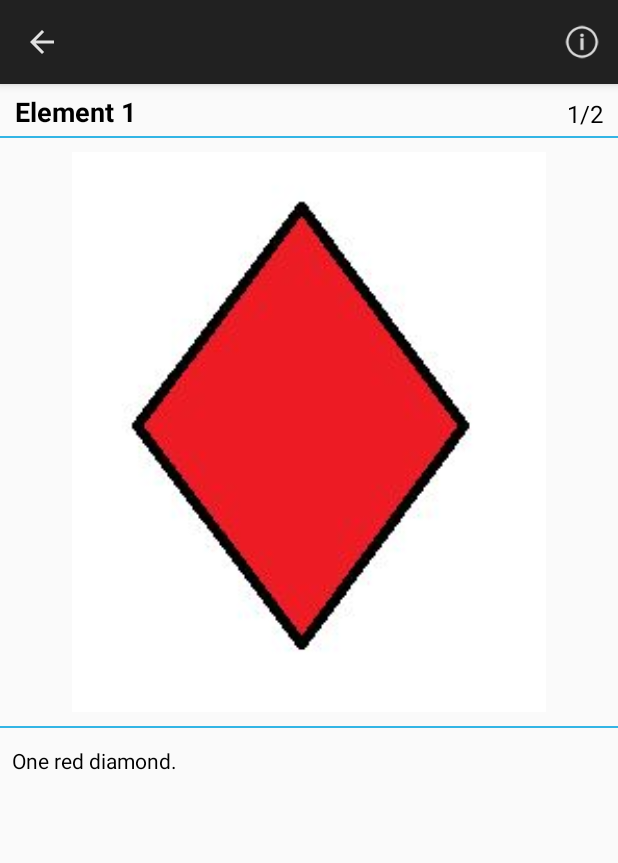
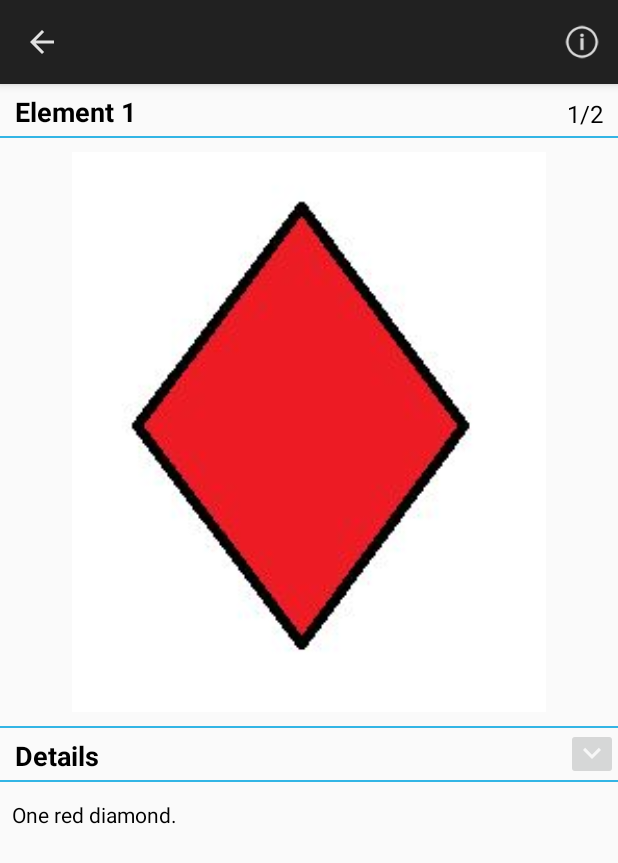
Before and after one commit to avlweb/collectionviewer, an Android app: the DisplayItem screen opened directly, with no data from a screen before it, on a phone screen of 412 x 824 dp. Shown: the top 863 px of the screen. Run offline under Robolectric (Android 15) with nearby library versions, the light colour scheme and no system bars.

Commit message:
Add details in item view

```diff
--- a/app/src/main/java/com/avlweb/encycloviewer/ui/DisplayItem.java
+++ b/app/src/main/java/com/avlweb/encycloviewer/ui/DisplayItem.java
@@ -234,6 +234,9 @@ public class DisplayItem extends Activity implements View.OnClickListener {
         displayImage();
     }
 
+    public void OpenDetails(View v) {
+    }
+
     @Override
     public void onClick(View v) {
     }
--- /dev/null
+++ b/app/src/main/res/drawable-anydpi/navigation_bottom.xml
@@ -0,0 +1,11 @@
+<vector xmlns:android="http://schemas.android.com/apk/res/android"
+    android:width="24dp"
+    android:height="24dp"
+    android:viewportWidth="24"
+    android:viewportHeight="24"
+    android:tint="#FFFFFF"
+    android:alpha="0.8">
+    <path
+        android:fillColor="#FF000000"
+        android:pathData="M7.41,7.84L12,12.42l4.59,-4.58L18,9.25l-6,6 -6,-6z"/>
+</vector>
--- a/app/src/main/res/layout/activity_display_item.xml
+++ b/app/src/main/res/layout/activity_display_item.xml
@@ -63,6 +63,43 @@
         app:layout_constraintStart_toStartOf="parent"
         app:layout_constraintTop_toBottomOf="@id/imageView1" />
 
+    <TextView
+        android:id="@+id/textViewDetails"
+        android:layout_width="wrap_content"
+        android:layout_height="wrap_content"
+        android:layout_marginStart="10dp"
+        android:layout_marginTop="6dp"
+        android:layout_marginBottom="6dp"
+        android:text="@string/details"
+        android:textColor="@android:color/black"
+        android:textSize="18sp"
+        android:textStyle="bold"
+        app:layout_constraintStart_toStartOf="parent"
+        app:layout_constraintTop_toBottomOf="@id/view2" />
+
+    <ImageButton
+        android:id="@+id/search"
+        android:layout_width="wrap_content"
+        android:layout_height="wrap_content"
+        android:layout_gravity="end"
+        android:layout_margin="0dp"
+        android:contentDescription="@string/open_folder"
+        android:onClick="OpenDetails"
+        android:padding="5dp"
+        android:src="@drawable/navigation_bottom"
+        android:textColor="@android:color/white"
+        app:layout_constraintEnd_toEndOf="parent"
+        app:layout_constraintTop_toBottomOf="@id/view2" />
+
+    <View
+        android:id="@+id/view3"
+        android:layout_width="match_parent"
+        android:layout_height="1dp"
+        android:layout_marginVertical="4dp"
+        android:background="@android:color/holo_blue_light"
+        app:layout_constraintStart_toStartOf="parent"
+        app:layout_constraintTop_toBottomOf="@id/textViewDetails" />
+
     <ScrollView
         android:layout_width="0dp"
         android:layout_height="0dp"
@@ -75,7 +112,7 @@
         app:layout_constraintBottom_toBottomOf="parent"
         app:layout_constraintLeft_toLeftOf="parent"
         app:layout_constraintRight_toRightOf="parent"
-        app:layout_constraintTop_toBottomOf="@id/view2">
+        app:layout_constraintTop_toBottomOf="@id/view3">
 
         <TextView
             android:id="@+id/textView3"
--- a/app/src/main/res/layout/activity_settings.xml
+++ b/app/src/main/res/layout/activity_settings.xml
@@ -41,6 +41,7 @@
                 android:layout_width="0dp"
                 android:layout_height="wrap_content"
                 android:layout_weight="2"
+                android:autofillHints="@string/path_personal_root"
                 android:hint="@string/path_personal_root"
                 android:inputType="text"
                 android:paddingHorizontal="10dp"
@@ -55,6 +56,7 @@
                 android:layout_gravity="end"
                 android:layout_margin="5dp"
                 android:background="@android:color/holo_blue_dark"
+                android:contentDescription="@string/open_folder"
                 android:onClick="SearchFolder"
                 android:padding="5dp"
                 android:src="@drawable/ic_folder"
--- a/app/src/main/res/values/strings.xml
+++ b/app/src/main/res/values/strings.xml
@@ -71,4 +71,5 @@
     <string name="number_slash_number">%1$d/%2$d</string>
     <string name="title_activity_database_details">Database details</string>
     <string name="fields_list">Fields list</string>
+    <string name="open_folder">Open folder</string>
 </resources>
```
Also changed, not shown: app/src/main/res/drawable-hdpi/navigation_bottom.png (added), app/src/main/res/drawable-mdpi/navigation_bottom.png (added), app/src/main/res/drawable-xhdpi/navigation_bottom.png (added), app/src/main/res/drawable-xxhdpi/navigation_bottom.png (added), 2 other files.
